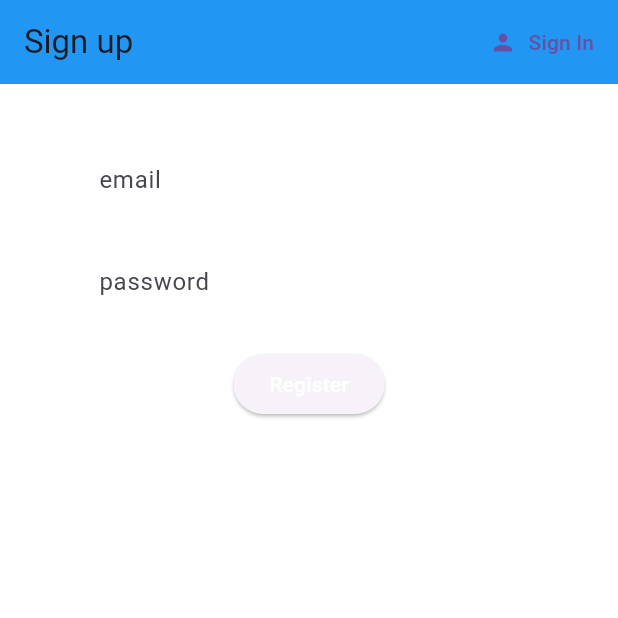
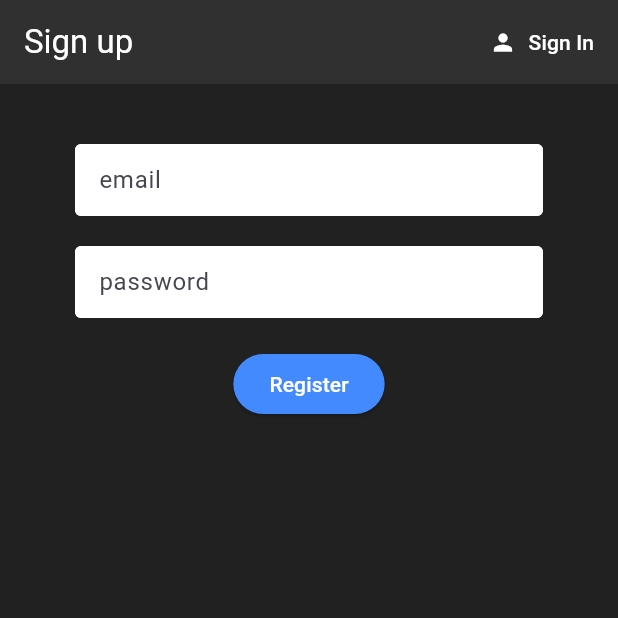
Before and after one commit to HaTem001/toDoApp-flutter-firebase, a Flutter app: the screen it shows after launch, after a tap on "Sign In", after a tap on "Register", on a phone screen of 412 x 824 dp, the top half of it. Run offline on Flutter 3.47's test engine with Material 3 defaults, Android fonts, the phone set to English and light mode, and no system bars; our stand-ins replace cloud_firestore, firebase_auth, firebase_core, flutter_spinkit; accounts and stored records are empty.

Commit message:
ready for use

```diff
--- a/lib/models/task.dart
+++ b/lib/models/task.dart
@@ -5,6 +5,7 @@ class Task {
   final String category;
   final String priority;
   final String userID;
+  final DateTime deadline;
 
   Task({
     required this.id,
@@ -13,5 +14,6 @@ class Task {
     required this.category,
     required this.priority,
     required this.userID,
+    required this.deadline,
   });
 }
--- a/lib/screens/authenticate/register.dart
+++ b/lib/screens/authenticate/register.dart
@@ -23,15 +23,15 @@ class _RegisterState extends State<Register> {
   @override
   Widget build(BuildContext context) {
     return loading ? Loading() : Scaffold(
-      backgroundColor: Colors.white,
+      backgroundColor: Colors.grey[900], // Dark background color from Home
       appBar: AppBar(
-        backgroundColor: Colors.blue,
+        backgroundColor: Colors.grey[850], // Dark AppBar color from Home
         elevation: 0.0,
-        title: Text('Sign up '),
+        title: Text('Sign up ', style: TextStyle(color: Colors.white)), // White text color from Home
         actions: <Widget>[
           TextButton.icon(
-            icon: Icon(Icons.person),
-            label: Text('Sign In'),
+            icon: Icon(Icons.person, color: Colors.white), // White icon color from Home
+            label: Text('Sign In', style: TextStyle(color: Colors.white)), // White text color from Home
             onPressed: () => widget.toggleView(),
           ),
         ],
@@ -54,7 +54,6 @@ class _RegisterState extends State<Register> {
               TextFormField(
                 obscureText: true,
                 decoration: textInputDecoration.copyWith(hintText: 'password'),
-
                 validator: (val) => val!.length < 6 ? 'Enter a password 6+ chars long' : null,
                 onChanged: (val) {
                   setState(() => password = val);
@@ -62,9 +61,12 @@ class _RegisterState extends State<Register> {
               ),
               SizedBox(height: 20.0),
               ElevatedButton(
+                  style: ElevatedButton.styleFrom(
+                    backgroundColor: Colors.blueAccent, // Color that stands out in dark mode from Home
+                  ),
                   child: Text(
                     'Register',
-                    style: TextStyle(color: Colors.white),
+                    style: TextStyle(color: Colors.white), // White text color from Home
                   ),
                   onPressed: () async {
                     if(_formKey.currentState!.validate()){
--- a/lib/screens/authenticate/sign_in.dart
+++ b/lib/screens/authenticate/sign_in.dart
@@ -4,17 +4,14 @@ import '../../shared/constants.dart';
 import '../../shared/loading.dart';
 
 class SignIn extends StatefulWidget {
-
   final Function toggleView;
   SignIn({ required this.toggleView });
-
 
   @override
   _SignInState createState() => _SignInState();
 }
 
 class _SignInState extends State<SignIn> {
-
   final AuthService _auth = AuthService();
   final _formKey = GlobalKey<FormState>();
   String error = '';
@@ -27,15 +24,15 @@ class _SignInState extends State<SignIn> {
   @override
   Widget build(BuildContext context) {
     return loading ? Loading() : Scaffold(
-      backgroundColor: Colors.blue[100],
+      backgroundColor: Colors.grey[900], // Dark background color from Home
       appBar: AppBar(
-        backgroundColor: Colors.blue[400],
+        backgroundColor: Colors.grey[850], // Dark AppBar color from Home
         elevation: 0.0,
-        title: const Text('Sign in'),
+        title: const Text('Sign in', style: TextStyle(color: Colors.white)), // White text color from Home
         actions: <Widget>[
           TextButton.icon(
-            icon: Icon(Icons.person),
-            label: Text('Register'),
+            icon: Icon(Icons.person, color: Colors.white), // White icon color from Home
+            label: Text('Register', style: TextStyle(color: Colors.white)), // White text color from Home
             onPressed: () => widget.toggleView(),
           ),
         ],
@@ -58,7 +55,6 @@ class _SignInState extends State<SignIn> {
               TextFormField(
                 obscureText: true,
                 decoration: textInputDecoration.copyWith(hintText: 'password'),
-
                 validator: (val) => val!.length < 6 ? 'Enter a password 6+ chars long' : null,
                 onChanged: (val) {
                   setState(() => password = val);
@@ -66,9 +62,12 @@ class _SignInState extends State<SignIn> {
               ),
               SizedBox(height: 20.0),
               ElevatedButton(
+                  style: ElevatedButton.styleFrom(
+                    backgroundColor: Colors.blueAccent, // Color that stands out in dark mode from Home
+                  ),
                   child: Text(
                     'Sign In',
-                    style: TextStyle(color: Colors.white),
+                    style: TextStyle(color: Colors.white), // White text color from Home
                   ),
                   onPressed: () async {
                     if(_formKey.currentState!.validate()){
--- a/lib/services/database.dart
+++ b/lib/services/database.dart
@@ -13,6 +13,7 @@ class DatabaseService {
       'category': task.category,
       'priority': task.priority,
       'userID': userID,
+      'deadline': task.deadline,
     });
   }
   Future<void> updateTask(Task task) async {
@@ -21,6 +22,7 @@ class DatabaseService {
       'description': task.description,
       'category': task.category,
       'priority': task.priority,
+      'deadline':task.deadline,
     });
   }
 
@@ -37,6 +39,7 @@ class DatabaseService {
       category: doc['category'],
       priority: doc['priority'],
       userID: doc['userID'],
+      deadline: (doc['deadline'] as Timestamp).toDate(),
     ))
         .toList());
   }
--- a/lib/shared/loading.dart
+++ b/lib/shared/loading.dart
@@ -5,10 +5,10 @@ class Loading extends StatelessWidget {
   @override
   Widget build(BuildContext context) {
     return Container(
-      color: Colors.brown[100],
+      color: Colors.black,
       child: Center(
         child: SpinKitChasingDots(
-          color: Colors.brown,
+          color: Colors.black,
           size: 50.0,
         ),
       ),
```
Also changed, not shown: lib/screens/home/home.dart (+45 -13 lines), lib/screens/task/edit_task_screen.dart (+41 -0 lines).
